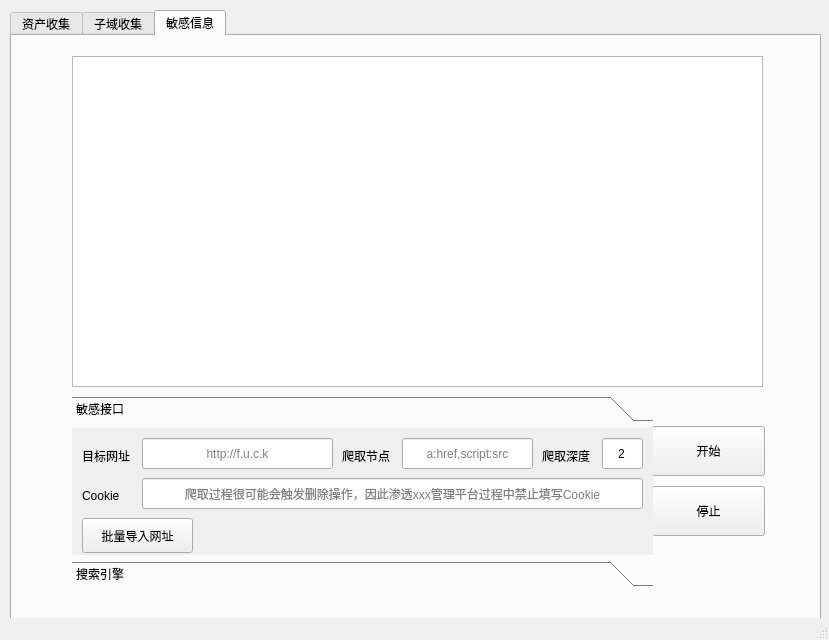
r4b3rt/DarkEye, file ui/darkeye.ui: the form before one commit.
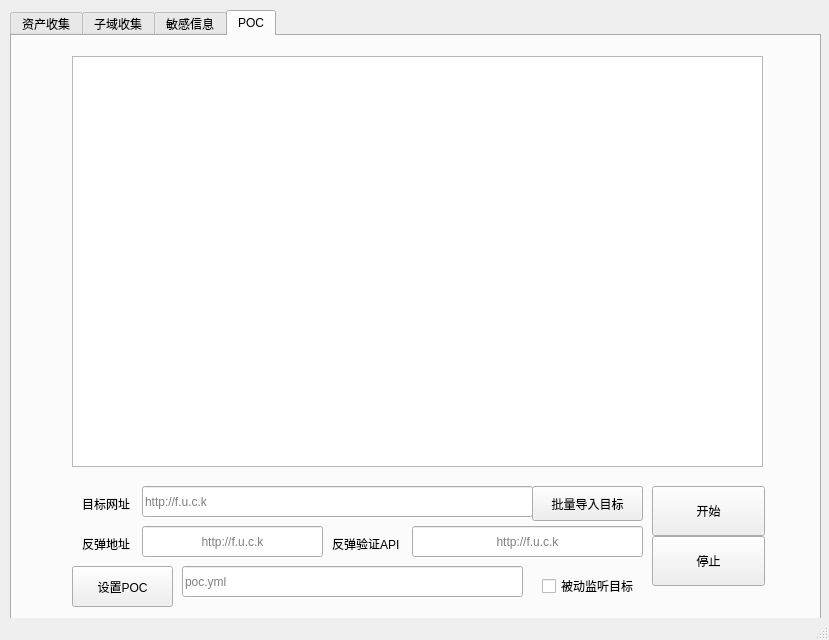
The form after the commit. The open tabs and pages were chosen to show the change.

Diff of the .ui file:
```diff
--- a/ui/darkeye.ui
+++ b/ui/darkeye.ui
@@ -30,7 +30,7 @@
      <enum>QTabWidget::Rounded</enum>
     </property>
     <property name="currentIndex">
-     <number>2</number>
+     <number>3</number>
     </property>
     <widget class="QWidget" name="fofa_tab">
      <attribute name="title">
@@ -436,7 +436,7 @@
          <number>65536</number>
         </property>
         <property name="alignment">
-         <set>Qt::AlignCenter</set>
+         <set>Qt::AlignLeading|Qt::AlignLeft|Qt::AlignVCenter</set>
         </property>
         <property name="placeholderText">
          <string>http://f.u.c.k</string>
@@ -561,7 +561,7 @@
          <cursorShape>PointingHandCursor</cursorShape>
         </property>
         <property name="text">
-         <string>批量导入网址</string>
+         <string>批量导入目标</string>
         </property>
        </widget>
       </widget>
@@ -669,6 +669,226 @@
       </widget>
      </widget>
     </widget>
+    <widget class="QWidget" name="poc_tab">
+     <attribute name="title">
+      <string>POC</string>
+     </attribute>
+     <widget class="QTextEdit" name="poc_log">
+      <property name="geometry">
+       <rect>
+        <x>60</x>
+        <y>20</y>
+        <width>691</width>
+        <height>411</height>
+       </rect>
+      </property>
+      <property name="readOnly">
+       <bool>true</bool>
+      </property>
+      <property name="html">
+       <string>&lt;!DOCTYPE HTML PUBLIC &quot;-//W3C//DTD HTML 4.0//EN&quot; &quot;http://www.w3.org/TR/REC-html40/strict.dtd&quot;&gt;
+&lt;html&gt;&lt;head&gt;&lt;meta name=&quot;qrichtext&quot; content=&quot;1&quot; /&gt;&lt;style type=&quot;text/css&quot;&gt;
+p, li { white-space: pre-wrap; }
+&lt;/style&gt;&lt;/head&gt;&lt;body style=&quot; font-family:'.AppleSystemUIFont'; font-size:13pt; font-weight:400; font-style:normal;&quot;&gt;
+&lt;p style=&quot;-qt-paragraph-type:empty; margin-top:0px; margin-bottom:0px; margin-left:0px; margin-right:0px; -qt-block-indent:0; text-indent:0px;&quot;&gt;&lt;br /&gt;&lt;/p&gt;&lt;/body&gt;&lt;/html&gt;</string>
+      </property>
+     </widget>
+     <widget class="QLineEdit" name="poc_url">
+      <property name="geometry">
+       <rect>
+        <x>130</x>
+        <y>450</y>
+        <width>391</width>
+        <height>31</height>
+       </rect>
+      </property>
+      <property name="maxLength">
+       <number>65536</number>
+      </property>
+      <property name="alignment">
+       <set>Qt::AlignLeading|Qt::AlignLeft|Qt::AlignVCenter</set>
+      </property>
+      <property name="placeholderText">
+       <string>http://f.u.c.k</string>
+      </property>
+     </widget>
+     <widget class="QLabel" name="poc_url_label">
+      <property name="geometry">
+       <rect>
+        <x>70</x>
+        <y>460</y>
+        <width>60</width>
+        <height>16</height>
+       </rect>
+      </property>
+      <property name="text">
+       <string>目标网址</string>
+      </property>
+     </widget>
+     <widget class="QPushButton" name="poc_import_urls">
+      <property name="geometry">
+       <rect>
+        <x>520</x>
+        <y>450</y>
+        <width>111</width>
+        <height>35</height>
+       </rect>
+      </property>
+      <property name="cursor">
+       <cursorShape>PointingHandCursor</cursorShape>
+      </property>
+      <property name="text">
+       <string>批量导入目标</string>
+      </property>
+     </widget>
+     <widget class="QPushButton" name="poc_start">
+      <property name="geometry">
+       <rect>
+        <x>640</x>
+        <y>450</y>
+        <width>113</width>
+        <height>50</height>
+       </rect>
+      </property>
+      <property name="cursor">
+       <cursorShape>PointingHandCursor</cursorShape>
+      </property>
+      <property name="text">
+       <string>开始</string>
+      </property>
+     </widget>
+     <widget class="QPushButton" name="poc_stop">
+      <property name="geometry">
+       <rect>
+        <x>640</x>
+        <y>500</y>
+        <width>113</width>
+        <height>50</height>
+       </rect>
+      </property>
+      <property name="cursor">
+       <cursorShape>PointingHandCursor</cursorShape>
+      </property>
+      <property name="text">
+       <string>停止</string>
+      </property>
+     </widget>
+     <widget class="QLabel" name="poc_reverse_url_label">
+      <property name="geometry">
+       <rect>
+        <x>70</x>
+        <y>500</y>
+        <width>60</width>
+        <height>16</height>
+       </rect>
+      </property>
+      <property name="text">
+       <string>反弹地址</string>
+      </property>
+     </widget>
+     <widget class="QLineEdit" name="poc_reverse_url">
+      <property name="geometry">
+       <rect>
+        <x>130</x>
+        <y>490</y>
+        <width>181</width>
+        <height>31</height>
+       </rect>
+      </property>
+      <property name="maxLength">
+       <number>65536</number>
+      </property>
+      <property name="alignment">
+       <set>Qt::AlignCenter</set>
+      </property>
+      <property name="placeholderText">
+       <string>http://f.u.c.k</string>
+      </property>
+     </widget>
+     <widget class="QLabel" name="poc_reverse_url_check_label">
+      <property name="geometry">
+       <rect>
+        <x>320</x>
+        <y>500</y>
+        <width>81</width>
+        <height>16</height>
+       </rect>
+      </property>
+      <property name="text">
+       <string>反弹验证API</string>
+      </property>
+     </widget>
+     <widget class="QLineEdit" name="poc_reverse_url_check">
+      <property name="geometry">
+       <rect>
+        <x>400</x>
+        <y>490</y>
+        <width>231</width>
+        <height>31</height>
+       </rect>
+      </property>
+      <property name="maxLength">
+       <number>65536</number>
+      </property>
+      <property name="alignment">
+       <set>Qt::AlignCenter</set>
+      </property>
+      <property name="placeholderText">
+       <string>http://f.u.c.k</string>
+      </property>
+     </widget>
+     <widget class="QCheckBox" name="poc_listen">
+      <property name="geometry">
+       <rect>
+        <x>530</x>
+        <y>540</y>
+        <width>101</width>
+        <height>20</height>
+       </rect>
+      </property>
+      <property name="text">
+       <string>被动监听目标</string>
+      </property>
+     </widget>
+     <widget class="QLineEdit" name="poc_file">
+      <property name="geometry">
+       <rect>
+        <x>170</x>
+        <y>530</y>
+        <width>341</width>
+        <height>31</height>
+       </rect>
+      </property>
+      <property name="maxLength">
+       <number>65536</number>
+      </property>
+      <property name="alignment">
+       <set>Qt::AlignLeading|Qt::AlignLeft|Qt::AlignVCenter</set>
+      </property>
+      <property name="readOnly">
+       <bool>true</bool>
+      </property>
+      <property name="placeholderText">
+       <string>poc.yml</string>
+      </property>
+     </widget>
+     <widget class="QPushButton" name="poc_import_file">
+      <property name="geometry">
+       <rect>
+        <x>60</x>
+        <y>530</y>
+        <width>101</width>
+        <height>41</height>
+       </rect>
+      </property>
+      <property name="cursor">
+       <cursorShape>PointingHandCursor</cursorShape>
+      </property>
+      <property name="text">
+       <string>设置POC</string>
+      </property>
+     </widget>
+    </widget>
    </widget>
   </widget>
   <widget class="QStatusBar" name="statusbar"/>
```
Left out of the diff: 2 changed lines with no effect on the pictures.
